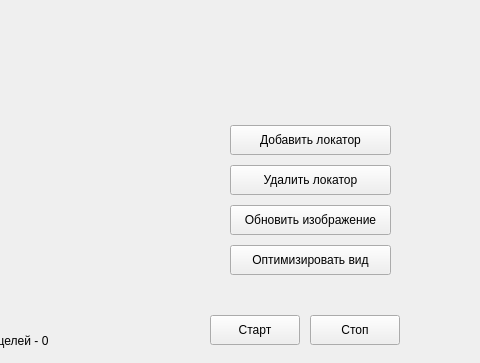
The window that widget.ui (MAPSWorks/superpos) describes before a commit, drawn with Qt 5; both pictures show x 520 to 1000 and y 355 to 718 of the 1000 by 718 pixel window.
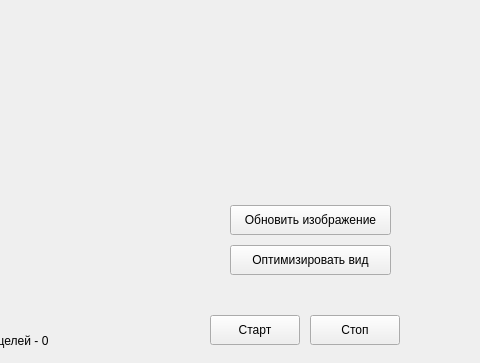
The same window after the commit.

Diff of the .ui file:
```diff
--- a/widget.ui
+++ b/widget.ui
@@ -32,32 +32,6 @@
     <string>Обновить изображение</string>
    </property>
   </widget>
-  <widget class="QPushButton" name="pbAddLoc">
-   <property name="geometry">
-    <rect>
-     <x>750</x>
-     <y>480</y>
-     <width>161</width>
-     <height>30</height>
-    </rect>
-   </property>
-   <property name="text">
-    <string>Добавить локатор</string>
-   </property>
-  </widget>
-  <widget class="QPushButton" name="pbDelLoc">
-   <property name="geometry">
-    <rect>
-     <x>750</x>
-     <y>520</y>
-     <width>161</width>
-     <height>30</height>
-    </rect>
-   </property>
-   <property name="text">
-    <string>Удалить локатор</string>
-   </property>
-  </widget>
   <widget class="QPushButton" name="pbReset">
    <property name="geometry">
     <rect>
```
